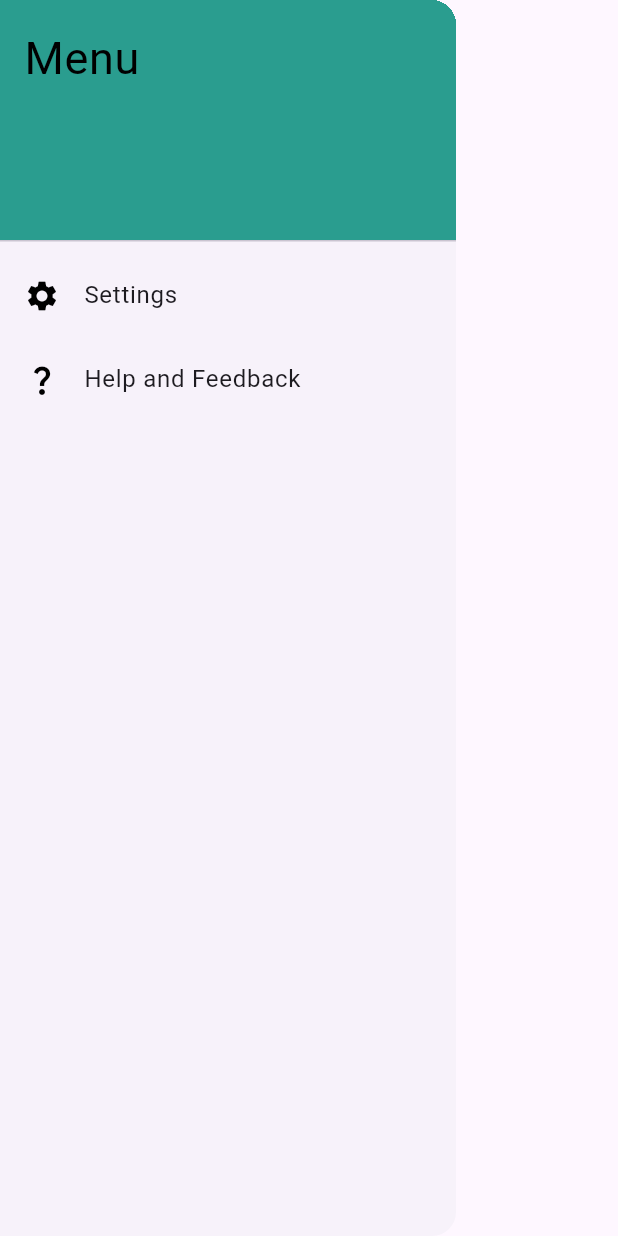
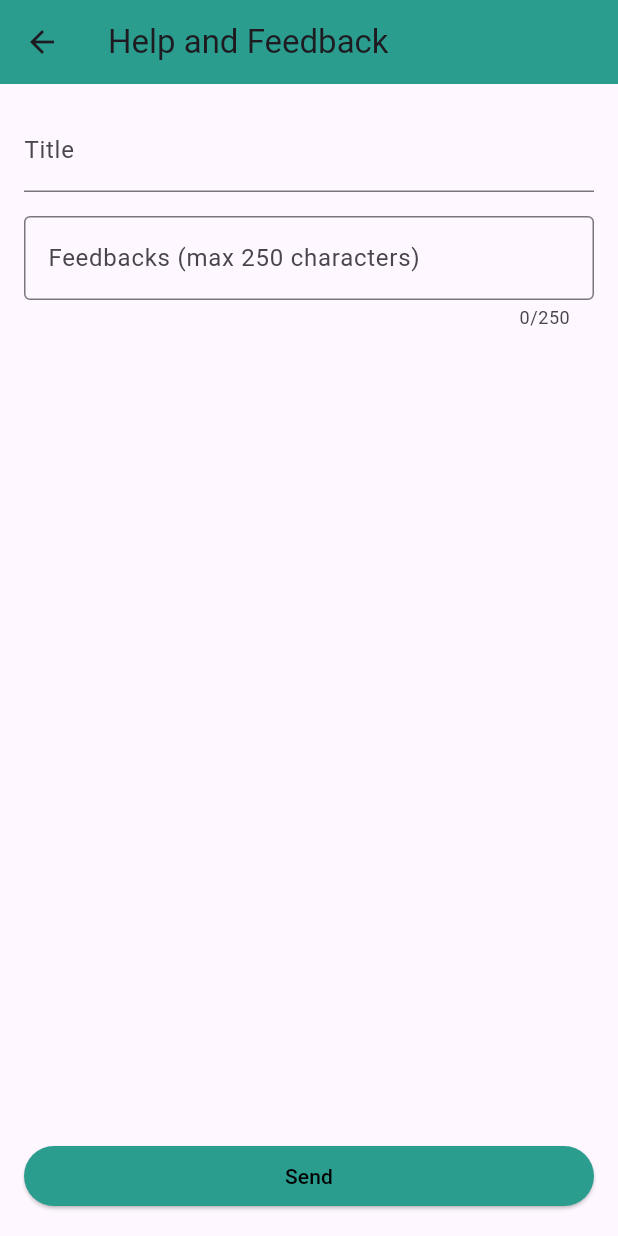
Before and after one commit to Pickardss/CalendarAndToDolist, a Flutter app: the CustomDrawer widget shown alone on an empty page, opened directly, after a tap on "Help and Feedback", on a phone screen of 412 x 824 dp. Run offline on Flutter 3.47's test engine with Material 3 defaults, Android fonts, the light colour scheme and no system bars; our stand-ins replace date_time_picker.

Commit message:
screensFinal

```diff
--- a/lib/models/drawer.dart
+++ b/lib/models/drawer.dart
@@ -1,5 +1,6 @@
 import 'package:flutter/material.dart';
 import 'package:todo_app/screens/settings_screen.dart';
+import 'package:todo_app/screens/feedback_screen.dart';
 
 class CustomDrawer extends StatelessWidget {
   @override
@@ -40,7 +41,10 @@
             ),
             title: Text('Help and Feedback'),
             onTap: () {
-
+              Navigator.push(
+                context,
+                MaterialPageRoute(builder: (context) => HelpAndFeedbackPage()),
+              );
             },
           ),
         ],
--- /dev/null
+++ b/lib/screens/feedback_screen.dart
@@ -0,0 +1,57 @@
+import 'package:flutter/material.dart';
+
+class HelpAndFeedbackPage extends StatelessWidget {
+  @override
+  Widget build(BuildContext context) {
+    return Scaffold(
+      appBar: AppBar(
+        title: Text('Help and Feedback'),
+      ),
+      body: Padding(
+        padding: const EdgeInsets.all(16.0),
+        child: Column(
+          crossAxisAlignment: CrossAxisAlignment.stretch,
+          children: [
+            TextFormField(
+              decoration: InputDecoration(
+                labelText: 'Title',
+              ),
+            ),
+            SizedBox(height: 16.0),
+            Expanded(
+              child: TextFormField(
+                maxLines: null,
+                maxLength: 250,
+                decoration: InputDecoration(
+                  labelText: 'Feedbacks (max 250 characters)',
+                  border: OutlineInputBorder(),
+                ),
+              ),
+            ),
+            SizedBox(height: 16.0),
+            ElevatedButton(
+              onPressed: () {
+                // Geri bildirimi gönderme işlemi
+              },
+              style: ButtonStyle(
+                backgroundColor: MaterialStateProperty.all<Color>(
+                  Color(0xFF2a9d8f),
+                ),
+                foregroundColor: MaterialStateProperty.all<Color>(
+                  Colors.black,
+                ),
+              ),
+              child: Text('Send'),
+            ),
+          ],
+        ),
+      ),
+    );
+  }
+}
+
+void main() {
+  runApp(MaterialApp(
+    home: HelpAndFeedbackPage(),
+  ));
+}
--- a/lib/screens/forgot_password_screen.dart
+++ b/lib/screens/forgot_password_screen.dart
@@ -1,5 +1,4 @@
 import 'package:flutter/material.dart';
-import 'login_screen.dart';
 
 class ForgotPasswordScreen extends StatelessWidget {
   @override
```
Also changed, not shown: 1 other file.
